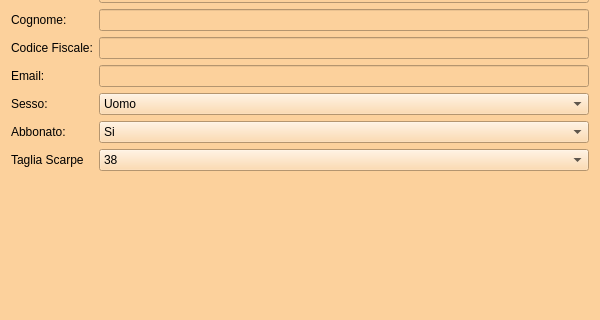
First picture: the form in Dipendente/view/vistaModificaCliente.ui, repository ManuelMarrone/GestioneBowling, before the edit; both pictures show x 0 to 600 and y 285 to 605 of the 600 by 700 pixel window.
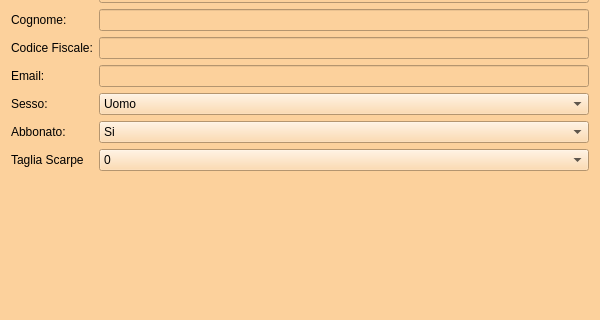
Second picture: the form after the edit.

What changed in the file:
```diff
--- a/Dipendente/view/vistaModificaCliente.ui
+++ b/Dipendente/view/vistaModificaCliente.ui
@@ -164,11 +164,16 @@
           <bool>false</bool>
          </property>
          <property name="currentText">
-          <string>38</string>
+          <string>0</string>
          </property>
          <property name="currentIndex">
           <number>0</number>
          </property>
+         <item>
+          <property name="text">
+           <string>0</string>
+          </property>
+         </item>
          <item>
           <property name="text">
            <string>38</string>
```
Left out of the diff: 10 changed lines with no effect on the pictures.
